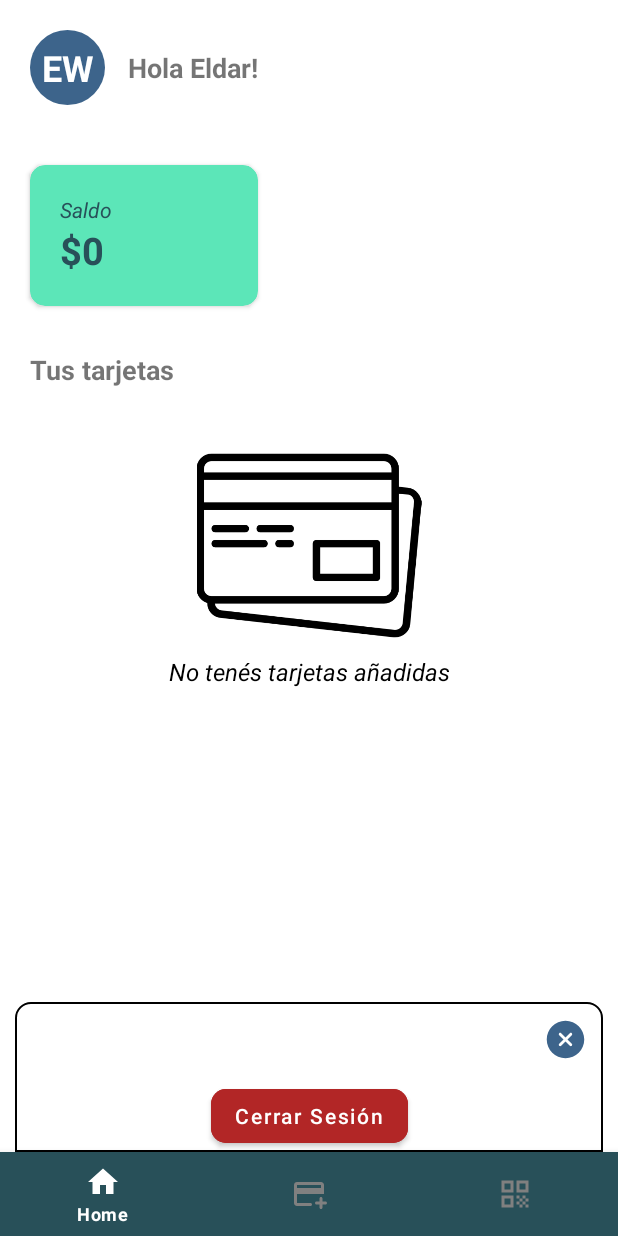
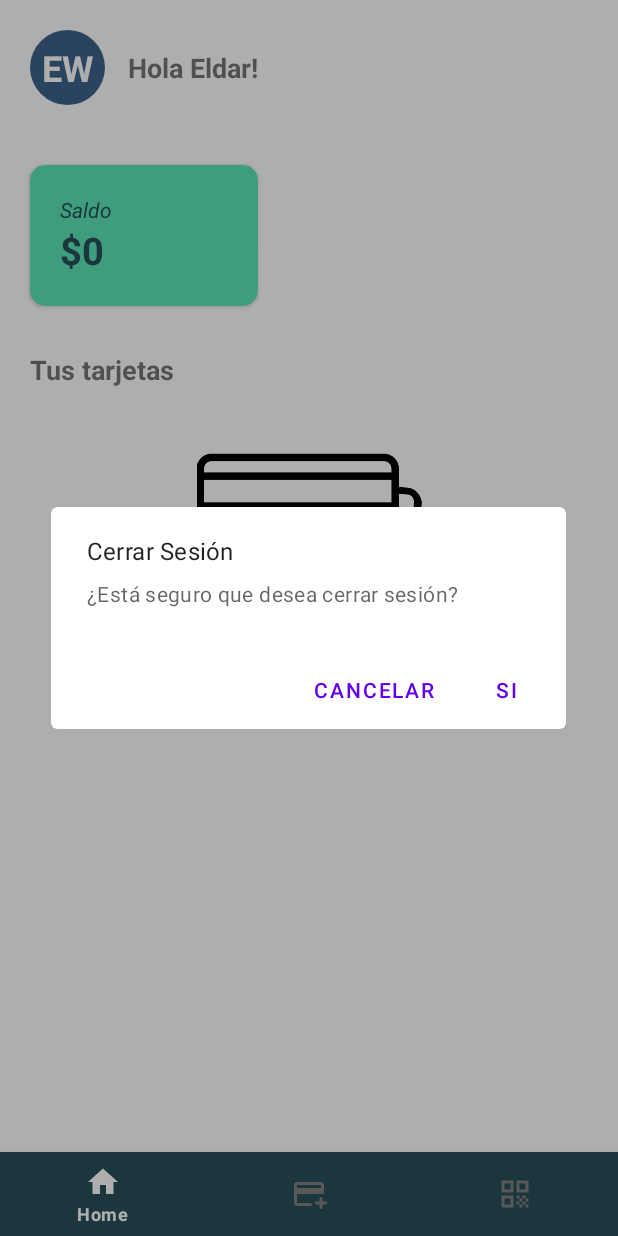
Before and after one commit to Lucas-Zacarias/Eldar-Wallet, an Android app built with Jetpack Compose: the HomeFragment screen opened directly, with no data from a screen before it, after a tap on "EW", on a phone screen of 412 x 824 dp. Run offline under Robolectric (Android 15) with nearby library versions, the light colour scheme and no system bars; our stand-ins replace Dagger/Hilt's generated code, Room's generated code.

Commit message:
change method to logoff

```diff
--- a/app/src/main/java/com/eldarwallet/ui/home/HomeFragment.kt
+++ b/app/src/main/java/com/eldarwallet/ui/home/HomeFragment.kt
@@ -6,10 +6,7 @@ import android.os.Bundle
 import android.view.LayoutInflater
 import android.view.View
 import android.view.ViewGroup
-import android.widget.ImageView
 import android.widget.TextView
-import android.widget.Toast
-import androidx.core.view.isVisible
 import androidx.fragment.app.Fragment
 import androidx.fragment.app.viewModels
 import androidx.recyclerview.widget.LinearLayoutManager
@@ -21,7 +18,7 @@ import com.eldarwallet.domain.usecases.HomeUseCase
 import com.eldarwallet.ui.adapter.CardsAdapter
 import com.eldarwallet.ui.login.LogInActivity
 import com.eldarwallet.ui.paywithcard.PayWithCardActivity
-import com.google.android.material.button.MaterialButton
+import com.google.android.material.dialog.MaterialAlertDialogBuilder
 import dagger.hilt.android.AndroidEntryPoint
 import javax.inject.Inject
 
@@ -31,8 +28,6 @@ class HomeFragment : Fragment() {
     private val binding get() = _binding!!
     private lateinit var userInitials: TextView
     private lateinit var userGreeting: TextView
-    private lateinit var btnClose: ImageView
-    private lateinit var btnLogOut: MaterialButton
     private val homeViewModel: HomeViewModel by viewModels()
     private lateinit var cardRV: RecyclerView
 
@@ -60,8 +55,6 @@ class HomeFragment : Fragment() {
     private fun getViews() {
         userInitials = binding.tvUserInitials
         userGreeting = binding.tvUserGreeting
-        btnClose = binding.ivClose
-        btnLogOut = binding.mbLogOut
     }
 
     private fun setViews() {
@@ -112,32 +105,31 @@ class HomeFragment : Fragment() {
 
     private fun setListeners() {
         openWindowToLogOut()
-        closeWindowToLogOut()
-        logOut()
     }
 
     private fun openWindowToLogOut() {
         userInitials.setOnClickListener {
-            if(binding.clLogOut.isVisible) {
-                binding.clLogOut.visibility = View.GONE
-            }else{
-                binding.clLogOut.visibility = View.VISIBLE
-            }
+            showAlertLogOff()
         }
     }
 
-    private fun closeWindowToLogOut() {
-        btnClose.setOnClickListener {
-            binding.clLogOut.visibility = View.GONE
-        }
+    private fun showAlertLogOff() {
+        MaterialAlertDialogBuilder(requireContext())
+            .setTitle("Cerrar Sesión")
+            .setMessage("¿Está seguro que desea cerrar sesión?")
+            .setPositiveButton("Si") { _, _ ->
+                logOut()
+            }
+            .setNegativeButton("Cancelar") { dialog, _ ->
+                dialog.dismiss()
+            }
+            .show()
     }
 
     private fun logOut() {
-        btnLogOut.setOnClickListener {
-            homeUseCase.logOut()
-            startActivity(Intent(activity, LogInActivity::class.java))
-            requireActivity().finish()
-        }
+        homeUseCase.logOut()
+        startActivity(Intent(activity, LogInActivity::class.java))
+        requireActivity().finish()
     }
 
     private fun hideNoCards() {
--- a/app/src/main/res/drawable/logout_background.xml
+++ /dev/null
@@ -1,11 +0,0 @@
-<?xml version="1.0" encoding="utf-8"?>
-<shape xmlns:android="http://schemas.android.com/apk/res/android"
-    android:shape="rectangle">
-
-    <solid android:color="@color/white"/>
-    <corners android:topLeftRadius="10dp"
-        android:topRightRadius="10dp"/>
-    <stroke android:color="@color/black"
-        android:width="1dp"/>
-
-</shape>
--- a/app/src/main/res/layout/fragment_home.xml
+++ b/app/src/main/res/layout/fragment_home.xml
@@ -146,51 +146,6 @@
 
         </androidx.constraintlayout.widget.ConstraintLayout>
 
-        <androidx.constraintlayout.widget.ConstraintLayout
-            android:id="@+id/clLogOut"
-            android:layout_width="match_parent"
-            android:layout_height="wrap_content"
-            app:layout_constraintStart_toStartOf="parent"
-            app:layout_constraintEnd_toEndOf="parent"
-            app:layout_constraintBottom_toBottomOf="parent"
-            android:elevation="5dp"
-            android:visibility="gone">
-
-            <View
-                android:id="@+id/vLogOut"
-                android:layout_width="match_parent"
-                android:layout_height="100dp"
-                android:background="@drawable/logout_background"
-                app:layout_constraintStart_toStartOf="parent"
-                app:layout_constraintEnd_toEndOf="parent"
-                app:layout_constraintBottom_toBottomOf="parent"
-                android:layout_marginHorizontal="10dp"/>
-
-            <ImageView
-                android:id="@+id/ivClose"
-                android:layout_width="30dp"
-                android:layout_height="30dp"
-                app:layout_constraintTop_toTopOf="parent"
-                app:layout_constraintEnd_toEndOf="@id/vLogOut"
-                android:src="@drawable/ic_close"
-                android:contentDescription="@string/button_to_close"
-                android:layout_marginEnd="10dp"
-                android:layout_marginTop="10dp"/>
-
-            <com.google.android.material.button.MaterialButton
-                android:id="@+id/mbLogOut"
-                android:layout_width="wrap_content"
-                android:layout_height="wrap_content"
-                android:text="@string/log_out"
-                android:backgroundTint="@color/red"
-                android:textAllCaps="false"
-                app:cornerRadius="10dp"
-                app:layout_constraintStart_toStartOf="parent"
-                app:layout_constraintEnd_toEndOf="parent"
-                app:layout_constraintBottom_toBottomOf="parent"/>
-
-        </androidx.constraintlayout.widget.ConstraintLayout>
-
     </androidx.constraintlayout.widget.ConstraintLayout>
 
 </FrameLayout>
```
